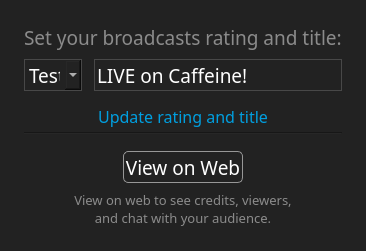
caffeinetv/obs-studio, file UI/forms/CaffeinePanel.ui: the form before one commit.
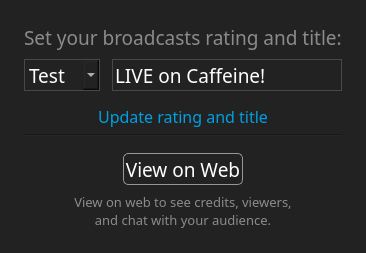
The form after the commit.

Commit message:
UI: Fix caffeine panel issues on macos
* Don't show text box focus border
* Make sure full rating is visible in drop-down menu

```diff
--- a/UI/forms/CaffeinePanel.ui
+++ b/UI/forms/CaffeinePanel.ui
@@ -6,8 +6,8 @@
    <rect>
     <x>0</x>
     <y>0</y>
-    <width>297</width>
-    <height>248</height>
+    <width>292</width>
+    <height>253</height>
    </rect>
   </property>
   <property name="floating">
@@ -168,7 +168,7 @@
                </property>
                <property name="minimumSize">
                 <size>
-                 <width>0</width>
+                 <width>76</width>
                  <height>32</height>
                 </size>
                </property>
```
The commit also changes 1 other file.
